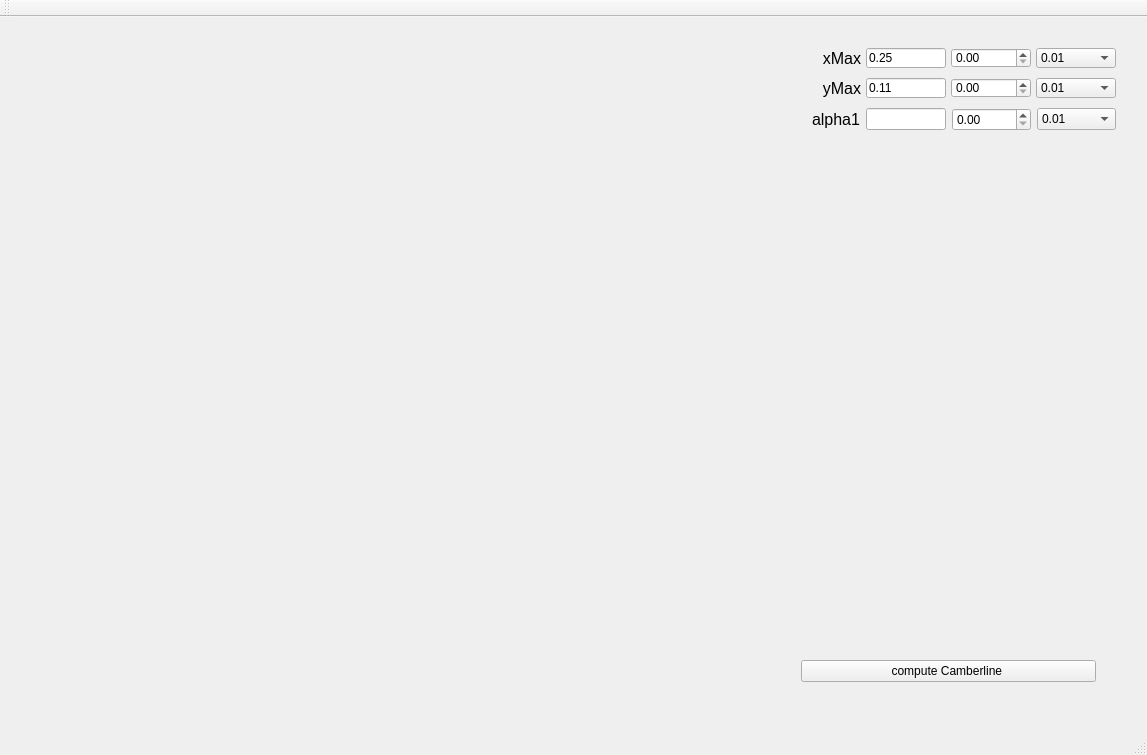
This is guiBladeDesigner/guiBladeDesigner.ui in Avgustin4ik/bd as Qt 5 draws it before an edit. The edited form follows.
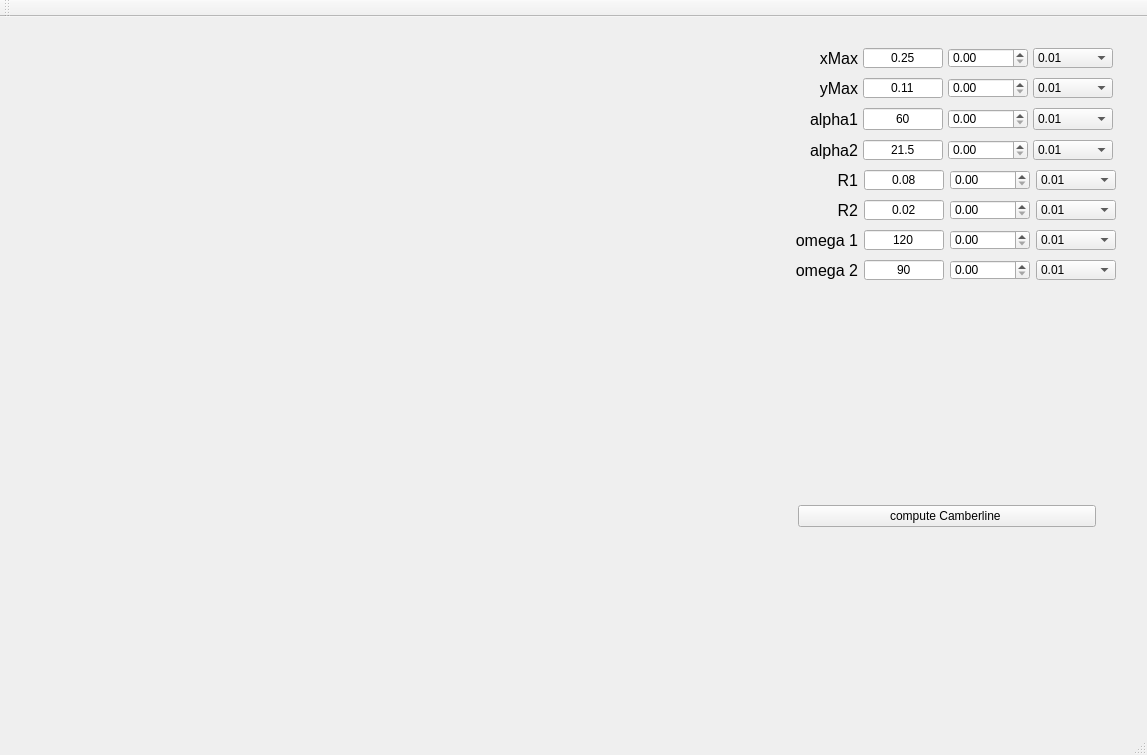
This is the edited form. Custom widgets are drawn as their Qt base class.

```diff
--- a/guiBladeDesigner/guiBladeDesigner.ui
+++ b/guiBladeDesigner/guiBladeDesigner.ui
@@ -107,7 +107,7 @@
           </property>
           <property name="maximumSize">
            <size>
-            <width>100</width>
+            <width>80</width>
             <height>20</height>
            </size>
           </property>
@@ -155,6 +155,12 @@
           <property name="text">
            <string>0.25</string>
           </property>
+          <property name="alignment">
+           <set>Qt::AlignCenter</set>
+          </property>
+          <property name="readOnly">
+           <bool>false</bool>
+          </property>
           <property name="value" stdset="0">
            <double>0.000000000000000</double>
           </property>
@@ -176,7 +182,7 @@
           </property>
           <property name="maximumSize">
            <size>
-            <width>100</width>
+            <width>80</width>
             <height>20</height>
            </size>
           </property>
@@ -285,6 +291,12 @@
           <property name="text">
            <string>0.11</string>
           </property>
+          <property name="alignment">
+           <set>Qt::AlignCenter</set>
+          </property>
+          <property name="readOnly">
+           <bool>false</bool>
+          </property>
          </widget>
         </item>
         <item>
@@ -350,6 +362,9 @@
       </item>
       <item>
        <layout class="QHBoxLayout" name="horizontalLayout_3">
+        <property name="spacing">
+         <number>5</number>
+        </property>
         <item>
          <widget class="QLabel" name="label_4">
           <property name="sizePolicy">
@@ -394,6 +409,15 @@
             <height>16777215</height>
            </size>
           </property>
+          <property name="text">
+           <string>60</string>
+          </property>
+          <property name="alignment">
+           <set>Qt::AlignCenter</set>
+          </property>
+          <property name="readOnly">
+           <bool>false</bool>
+          </property>
          </widget>
         </item>
         <item>
@@ -404,10 +428,16 @@
             <verstretch>0</verstretch>
            </sizepolicy>
           </property>
+          <property name="minimumSize">
+           <size>
+            <width>80</width>
+            <height>20</height>
+           </size>
+          </property>
           <property name="maximumSize">
            <size>
             <width>80</width>
-            <height>16777215</height>
+            <height>20</height>
            </size>
           </property>
          </widget>
@@ -446,20 +476,516 @@
        </layout>
       </item>
       <item>
-       <spacer name="verticalSpacer">
-        <property name="orientation">
-         <enum>Qt::Vertical</enum>
+       <layout class="QHBoxLayout" name="horizontalLayout_2">
+        <property name="spacing">
+         <number>5</number>
         </property>
-        <property name="sizeType">
-         <enum>QSizePolicy::Expanding</enum>
-        </property>
-        <property name="sizeHint" stdset="0">
-         <size>
-          <width>20</width>
-          <height>30</height>
-         </size>
-        </property>
-       </spacer>
+        <item>
+         <widget class="QLabel" name="label_3">
+          <property name="sizePolicy">
+           <sizepolicy hsizetype="Fixed" vsizetype="Preferred">
+            <horstretch>0</horstretch>
+            <verstretch>0</verstretch>
+           </sizepolicy>
+          </property>
+          <property name="minimumSize">
+           <size>
+            <width>80</width>
+            <height>20</height>
+           </size>
+          </property>
+          <property name="maximumSize">
+           <size>
+            <width>80</width>
+            <height>20</height>
+           </size>
+          </property>
+          <property name="font">
+           <font>
+            <pointsize>12</pointsize>
+           </font>
+          </property>
+          <property name="text">
+           <string>alpha2</string>
+          </property>
+          <property name="alignment">
+           <set>Qt::AlignRight|Qt::AlignTrailing|Qt::AlignVCenter</set>
+          </property>
+         </widget>
+        </item>
+        <item>
+         <widget class="QLineEdit" name="alpha2Edit">
+          <property name="minimumSize">
+           <size>
+            <width>80</width>
+            <height>20</height>
+           </size>
+          </property>
+          <property name="maximumSize">
+           <size>
+            <width>80</width>
+            <height>20</height>
+           </size>
+          </property>
+          <property name="text">
+           <string>21.5</string>
+          </property>
+          <property name="alignment">
+           <set>Qt::AlignCenter</set>
+          </property>
+          <property name="readOnly">
+           <bool>false</bool>
+          </property>
+         </widget>
+        </item>
+        <item>
+         <widget class="QDoubleSpinBox" name="alpha2DoubleSpinBox">
+          <property name="minimumSize">
+           <size>
+            <width>80</width>
+            <height>20</height>
+           </size>
+          </property>
+          <property name="maximumSize">
+           <size>
+            <width>80</width>
+            <height>20</height>
+           </size>
+          </property>
+         </widget>
+        </item>
+        <item>
+         <widget class="QComboBox" name="comboBox">
+          <property name="minimumSize">
+           <size>
+            <width>80</width>
+            <height>20</height>
+           </size>
+          </property>
+          <property name="maximumSize">
+           <size>
+            <width>80</width>
+            <height>20</height>
+           </size>
+          </property>
+          <item>
+           <property name="text">
+            <string>0.01</string>
+           </property>
+          </item>
+          <item>
+           <property name="text">
+            <string>0.001</string>
+           </property>
+          </item>
+          <item>
+           <property name="text">
+            <string>0.0001</string>
+           </property>
+          </item>
+         </widget>
+        </item>
+       </layout>
+      </item>
+      <item>
+       <layout class="QHBoxLayout" name="horizontalLayout_5">
+        <item>
+         <widget class="QLabel" name="label_5">
+          <property name="maximumSize">
+           <size>
+            <width>80</width>
+            <height>20</height>
+           </size>
+          </property>
+          <property name="sizeIncrement">
+           <size>
+            <width>80</width>
+            <height>20</height>
+           </size>
+          </property>
+          <property name="font">
+           <font>
+            <pointsize>12</pointsize>
+           </font>
+          </property>
+          <property name="text">
+           <string>R1</string>
+          </property>
+          <property name="alignment">
+           <set>Qt::AlignRight|Qt::AlignTrailing|Qt::AlignVCenter</set>
+          </property>
+         </widget>
+        </item>
+        <item>
+         <widget class="QLineEdit" name="inlet_radiusEdit">
+          <property name="maximumSize">
+           <size>
+            <width>80</width>
+            <height>20</height>
+           </size>
+          </property>
+          <property name="sizeIncrement">
+           <size>
+            <width>80</width>
+            <height>20</height>
+           </size>
+          </property>
+          <property name="text">
+           <string>0.08</string>
+          </property>
+          <property name="alignment">
+           <set>Qt::AlignCenter</set>
+          </property>
+         </widget>
+        </item>
+        <item>
+         <widget class="QDoubleSpinBox" name="doubleSpinBox">
+          <property name="maximumSize">
+           <size>
+            <width>80</width>
+            <height>20</height>
+           </size>
+          </property>
+          <property name="sizeIncrement">
+           <size>
+            <width>80</width>
+            <height>20</height>
+           </size>
+          </property>
+         </widget>
+        </item>
+        <item>
+         <widget class="QComboBox" name="comboBox_2">
+          <property name="maximumSize">
+           <size>
+            <width>80</width>
+            <height>20</height>
+           </size>
+          </property>
+          <property name="sizeIncrement">
+           <size>
+            <width>80</width>
+            <height>20</height>
+           </size>
+          </property>
+          <item>
+           <property name="text">
+            <string>0.01</string>
+           </property>
+          </item>
+          <item>
+           <property name="text">
+            <string>0.001</string>
+           </property>
+          </item>
+          <item>
+           <property name="text">
+            <string>0.0001</string>
+           </property>
+          </item>
+         </widget>
+        </item>
+       </layout>
+      </item>
+      <item>
+       <layout class="QHBoxLayout" name="horizontalLayout_6">
+        <item>
+         <widget class="QLabel" name="label_6">
+          <property name="maximumSize">
+           <size>
+            <width>80</width>
+            <height>20</height>
+           </size>
+          </property>
+          <property name="sizeIncrement">
+           <size>
+            <width>80</width>
+            <height>20</height>
+           </size>
+          </property>
+          <property name="font">
+           <font>
+            <pointsize>12</pointsize>
+           </font>
+          </property>
+          <property name="text">
+           <string>R2</string>
+          </property>
+          <property name="alignment">
+           <set>Qt::AlignRight|Qt::AlignTrailing|Qt::AlignVCenter</set>
+          </property>
+         </widget>
+        </item>
+        <item>
+         <widget class="QLineEdit" name="outlet_radiusEdit">
+          <property name="maximumSize">
+           <size>
+            <width>80</width>
+            <height>20</height>
+           </size>
+          </property>
+          <property name="sizeIncrement">
+           <size>
+            <width>80</width>
+            <height>20</height>
+           </size>
+          </property>
+          <property name="text">
+           <string>0.02</string>
+          </property>
+          <property name="alignment">
+           <set>Qt::AlignCenter</set>
+          </property>
+         </widget>
+        </item>
+        <item>
+         <widget class="QDoubleSpinBox" name="doubleSpinBox_2">
+          <property name="maximumSize">
+           <size>
+            <width>80</width>
+            <height>20</height>
+           </size>
+          </property>
+          <property name="sizeIncrement">
+           <size>
+            <width>80</width>
+            <height>20</height>
+           </size>
+          </property>
+         </widget>
+        </item>
+        <item>
+         <widget class="QComboBox" name="comboBox_3">
+          <property name="maximumSize">
+           <size>
+            <width>80</width>
+            <height>20</height>
+           </size>
+          </property>
+          <property name="sizeIncrement">
+           <size>
+            <width>80</width>
+            <height>20</height>
+           </size>
+          </property>
+          <item>
+           <property name="text">
+            <string>0.01</string>
+           </property>
+          </item>
+          <item>
+           <property name="text">
+            <string>0.001</string>
+           </property>
+          </item>
+          <item>
+           <property name="text">
+            <string>0.0001</string>
+           </property>
+          </item>
+         </widget>
+        </item>
+       </layout>
+      </item>
+      <item>
+       <layout class="QHBoxLayout" name="horizontalLayout_7">
+        <item>
+         <widget class="QLabel" name="label_7">
+          <property name="maximumSize">
+           <size>
+            <width>80</width>
+            <height>20</height>
+           </size>
+          </property>
+          <property name="sizeIncrement">
+           <size>
+            <width>80</width>
+            <height>20</height>
+           </size>
+          </property>
+          <property name="font">
+           <font>
+            <pointsize>12</pointsize>
+           </font>
+          </property>
+          <property name="text">
+           <string>omega 1</string>
+          </property>
+          <property name="alignment">
+           <set>Qt::AlignRight|Qt::AlignTrailing|Qt::AlignVCenter</set>
+          </property>
+         </widget>
+        </item>
+        <item>
+         <widget class="QLineEdit" name="inlet_omegaEdit">
+          <property name="maximumSize">
+           <size>
+            <width>80</width>
+            <height>20</height>
+           </size>
+          </property>
+          <property name="sizeIncrement">
+           <size>
+            <width>80</width>
+            <height>20</height>
+           </size>
+          </property>
+          <property name="text">
+           <string>120</string>
+          </property>
+          <property name="alignment">
+           <set>Qt::AlignCenter</set>
+          </property>
+         </widget>
+        </item>
+        <item>
+         <widget class="QDoubleSpinBox" name="doubleSpinBox_3">
+          <property name="maximumSize">
+           <size>
+            <width>80</width>
+            <height>20</height>
+           </size>
+          </property>
+          <property name="sizeIncrement">
+           <size>
+            <width>80</width>
+            <height>20</height>
+           </size>
+          </property>
+         </widget>
+        </item>
+        <item>
+         <widget class="QComboBox" name="comboBox_4">
+          <property name="maximumSize">
+           <size>
+            <width>80</width>
+            <height>20</height>
+           </size>
+          </property>
+          <property name="sizeIncrement">
+           <size>
+            <width>80</width>
+            <height>20</height>
+           </size>
+          </property>
+          <item>
+           <property name="text">
+            <string>0.01</string>
+           </property>
+          </item>
+          <item>
+           <property name="text">
+            <string>0.001</string>
+           </property>
+          </item>
+          <item>
+           <property name="text">
+            <string>0.0001</string>
+           </property>
+          </item>
+         </widget>
+        </item>
+       </layout>
+      </item>
+      <item>
+       <layout class="QHBoxLayout" name="horizontalLayout_8">
+        <item>
+         <widget class="QLabel" name="label_8">
+          <property name="maximumSize">
+           <size>
+            <width>80</width>
+            <height>20</height>
+           </size>
+          </property>
+          <property name="sizeIncrement">
+           <size>
+            <width>80</width>
+            <height>20</height>
+           </size>
+          </property>
+          <property name="font">
+           <font>
+            <pointsize>12</pointsize>
+           </font>
+          </property>
+          <property name="text">
+           <string>omega 2</string>
+          </property>
+          <property name="alignment">
+           <set>Qt::AlignRight|Qt::AlignTrailing|Qt::AlignVCenter</set>
+          </property>
+         </widget>
+        </item>
+        <item>
+         <widget class="QLineEdit" name="outlet_omegaEdit">
+          <property name="maximumSize">
+           <size>
+            <width>80</width>
+            <height>20</height>
+           </size>
+          </property>
+          <property name="sizeIncrement">
+           <size>
+            <width>80</width>
+            <height>20</height>
+           </size>
+          </property>
+          <property name="text">
+           <string>90</string>
+          </property>
+          <property name="alignment">
+           <set>Qt::AlignCenter</set>
+          </property>
+         </widget>
+        </item>
+        <item>
+         <widget class="QDoubleSpinBox" name="doubleSpinBox_4">
+          <property name="maximumSize">
+           <size>
+            <width>80</width>
+            <height>20</height>
+           </size>
+          </property>
+          <property name="sizeIncrement">
+           <size>
+            <width>80</width>
+            <height>20</height>
+           </size>
+          </property>
+         </widget>
+        </item>
+        <item>
+         <widget class="QComboBox" name="comboBox_5">
+          <property name="maximumSize">
+           <size>
+            <width>80</width>
+            <height>20</height>
+           </size>
+          </property>
+          <property name="sizeIncrement">
+           <size>
+            <width>80</width>
+            <height>20</height>
+           </size>
+          </property>
+          <item>
+           <property name="text">
+            <string>0.01</string>
+           </property>
+          </item>
+          <item>
+           <property name="text">
+            <string>0.001</string>
+           </property>
+          </item>
+          <item>
+           <property name="text">
+            <string>0.0001</string>
+           </property>
+          </item>
+         </widget>
+        </item>
+       </layout>
       </item>
       <item>
        <layout class="QVBoxLayout" name="tool2Layout">
@@ -475,6 +1001,22 @@
         <property name="bottomMargin">
          <number>20</number>
         </property>
+        <item>
+         <spacer name="verticalSpacer">
+          <property name="orientation">
+           <enum>Qt::Vertical</enum>
+          </property>
+          <property name="sizeType">
+           <enum>QSizePolicy::Minimum</enum>
+          </property>
+          <property name="sizeHint" stdset="0">
+           <size>
+            <width>20</width>
+            <height>40</height>
+           </size>
+          </property>
+         </spacer>
+        </item>
         <item>
          <widget class="QPushButton" name="computeCamberButton">
           <property name="text">
```
